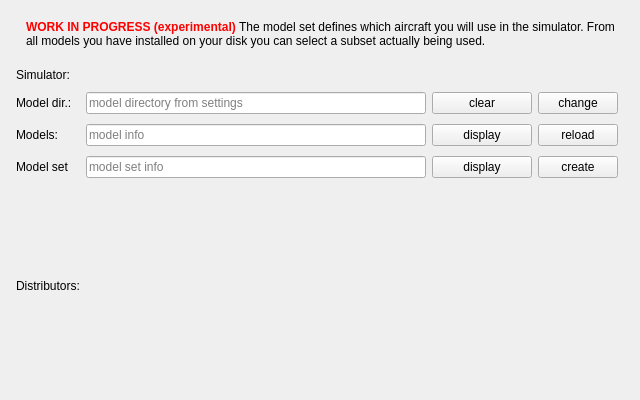
The window that src/blackgui/components/firstmodelsetcomponent.ui (swift-project/pilotclient) describes before a commit, drawn with Qt 5.
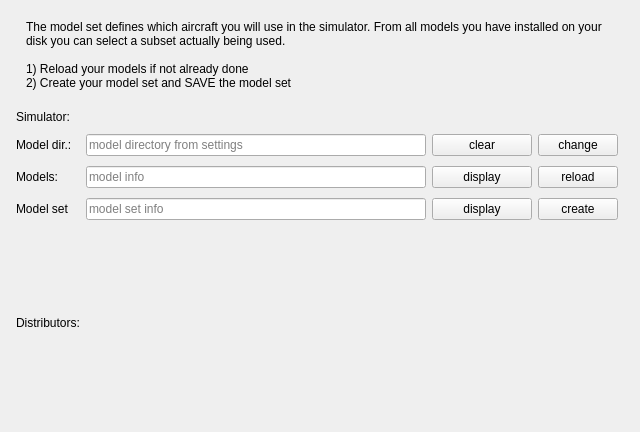
The same window after the commit. Icons and pictures are not drawn. Custom widgets are drawn as their Qt base class.

Commit message: Ref T246, first model UI no longer experimental

What changed in the file:
```diff
--- a/src/blackgui/components/firstmodelsetcomponent.ui
+++ b/src/blackgui/components/firstmodelsetcomponent.ui
@@ -27,7 +27,7 @@
       <item>
        <widget class="QLabel" name="lbl_Explaination">
         <property name="text">
-         <string>&lt;html&gt;&lt;head/&gt;&lt;body&gt;&lt;p&gt;&lt;span style=&quot; font-size:9pt; font-weight:600; color:#ff0000;&quot;&gt;WORK IN PROGRESS (experimental) &lt;/span&gt;&lt;span style=&quot; font-size:9pt;&quot;&gt;The model set defines which aircraft you will use in the simulator. From all models you have installed on your disk you can select a subset actually being used.&lt;/span&gt;&lt;/p&gt;&lt;/body&gt;&lt;/html&gt;</string>
+         <string>&lt;html&gt;&lt;head/&gt;&lt;body&gt;&lt;p&gt;&lt;span style=&quot; font-size:9pt;&quot;&gt;The model set defines which aircraft you will use in the simulator. From all models you have installed on your disk you can select a subset actually being used.&lt;br/&gt;&lt;br/&gt;1) Reload your models if not already done&lt;br/&gt;2) Create your model set and SAVE the model set&lt;/span&gt;&lt;/p&gt;&lt;/body&gt;&lt;/html&gt;</string>
         </property>
         <property name="textFormat">
          <enum>Qt::RichText</enum>
```
The commit also changes 2 other files.
